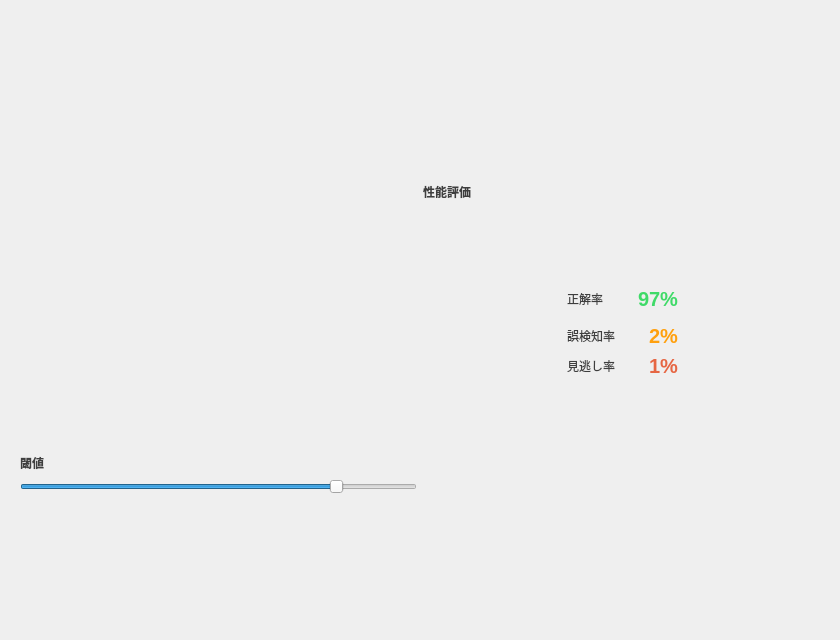
This is src/main/python/view/ui/test.ui in RUTILEA/SDTest as Qt 5 draws it before an edit. The edited form follows.
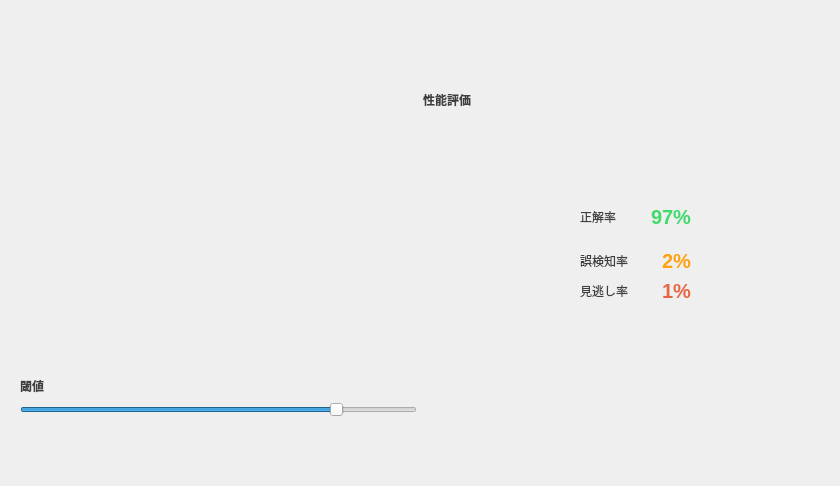
This is the edited form. The open tabs and pages were chosen to show the change. Icons and pictures are not drawn.

Commit message: modify UIs (but cannot see results percent in test...)

What changed in the file:
```diff
--- a/src/main/python/view/ui/test.ui
+++ b/src/main/python/view/ui/test.ui
@@ -7,7 +7,7 @@
     <x>0</x>
     <y>0</y>
     <width>840</width>
-    <height>640</height>
+    <height>486</height>
    </rect>
   </property>
   <property name="font">
@@ -246,8 +246,8 @@
             <widget class="QWidget" name="performance_chart_background" native="true">
              <property name="minimumSize">
               <size>
-               <width>250</width>
-               <height>250</height>
+               <width>280</width>
+               <height>280</height>
               </size>
              </property>
              <property name="styleSheet">
@@ -258,8 +258,8 @@
                <rect>
                 <x>0</x>
                 <y>0</y>
-                <width>250</width>
-                <height>250</height>
+                <width>280</width>
+                <height>280</height>
                </rect>
               </property>
               <property name="styleSheet">
@@ -269,10 +269,10 @@
              <widget class="QWidget" name="verticalLayoutWidget">
               <property name="geometry">
                <rect>
-                <x>70</x>
-                <y>80</y>
+                 <x>80</x>
+                 <y>90</y>
                 <width>111</width>
-                <height>91</height>
+                 <height>98</height>
                </rect>
               </property>
               <layout class="QVBoxLayout" name="performance_rates_area">
@@ -430,6 +430,9 @@
              <property name="orientation">
               <enum>Qt::Horizontal</enum>
              </property>
+             <property name="sizeType">
+              <enum>QSizePolicy::Fixed</enum>
+             </property>
              <property name="sizeHint" stdset="0">
               <size>
                <width>40</width>
```
Left out of the diff: 4 changed lines with no effect on the pictures. Lines whose indentation alone changed are shown as unchanged. The commit also changes 11 other files.
